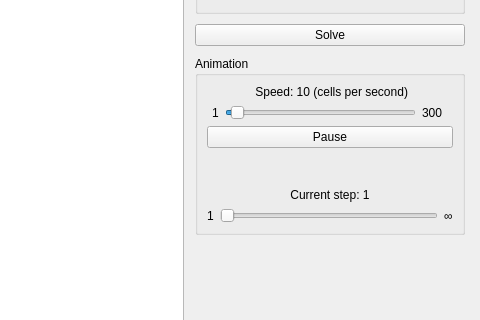
Old version of the form MazeSolver/mainwindow.ui in the repository patrykkuta/Maze-Solver; both pictures show x 520 to 1000 and y 237 to 557 of the 1000 by 700 pixel window.
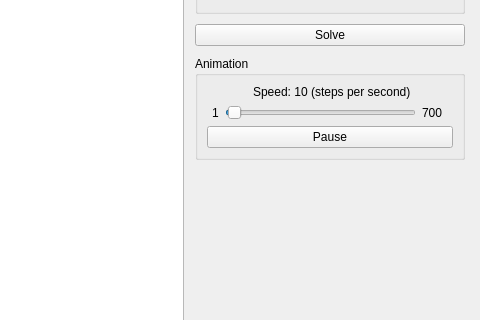
New version of the form.

Commit message: Removed current step slider

The edit to the form file:
```diff
--- a/MazeSolver/mainwindow.ui
+++ b/MazeSolver/mainwindow.ui
@@ -327,7 +327,7 @@
                </sizepolicy>
               </property>
               <property name="text">
-               <string> Speed: 10 (cells per second)</string>
+               <string> Speed: 10 (steps per second)</string>
               </property>
               <property name="alignment">
                <set>Qt::AlignCenter</set>
@@ -358,7 +358,7 @@
                  <number>1</number>
                 </property>
                 <property name="maximum">
-                 <number>300</number>
+                 <number>700</number>
                 </property>
                 <property name="value">
                  <number>10</number>
@@ -386,7 +386,7 @@
               <item>
                <widget class="QLabel" name="animationSpeedMaxLabel">
                 <property name="text">
-                 <string>300</string>
+                 <string>700</string>
                 </property>
                </widget>
               </item>
@@ -404,63 +404,6 @@
             </item>
            </layout>
           </item>
-          <item>
-           <layout class="QVBoxLayout" name="verticalLayout_6" stretch="0,0">
-            <property name="spacing">
-             <number>6</number>
-            </property>
-            <item>
-             <widget class="QLabel" name="animationStepLabel">
-              <property name="text">
-               <string>Current step: 1</string>
-              </property>
-              <property name="alignment">
-               <set>Qt::AlignCenter</set>
-              </property>
-              <property name="margin">
-               <number>4</number>
-              </property>
-             </widget>
-            </item>
-            <item>
-             <layout class="QHBoxLayout" name="horizontalLayout_8">
-              <item>
-               <widget class="QLabel" name="label_10">
-                <property name="text">
-                 <string>1</string>
-                </property>
-               </widget>
-              </item>
-              <item>
-               <widget class="QSlider" name="animationStepsSlider">
-                <property name="minimum">
-                 <number>1</number>
-                </property>
-                <property name="maximum">
-                 <number>1</number>
-                </property>
-                <property name="pageStep">
-                 <number>1</number>
-                </property>
-                <property name="tracking">
-                 <bool>true</bool>
-                </property>
-                <property name="orientation">
-                 <enum>Qt::Horizontal</enum>
-                </property>
-               </widget>
-              </item>
-              <item>
-               <widget class="QLabel" name="animationMaxStepsLabel">
-                <property name="text">
-                 <string>∞</string>
-                </property>
-               </widget>
-              </item>
-             </layout>
-            </item>
-           </layout>
-          </item>
          </layout>
         </widget>
        </item>
```
The commit also changes 3 other files.
